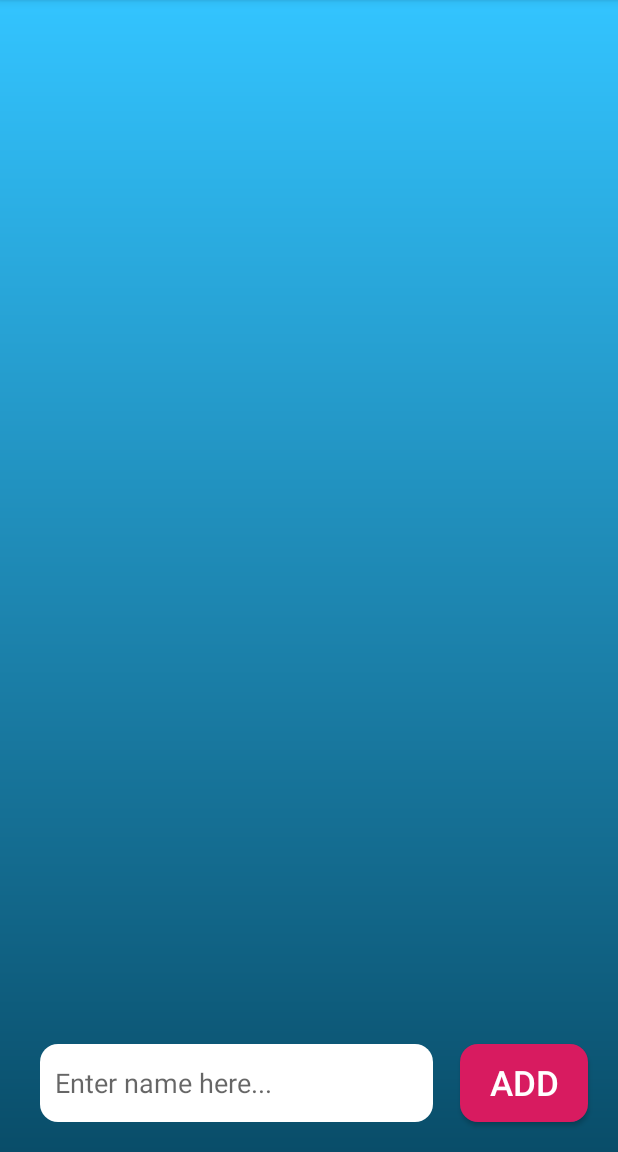
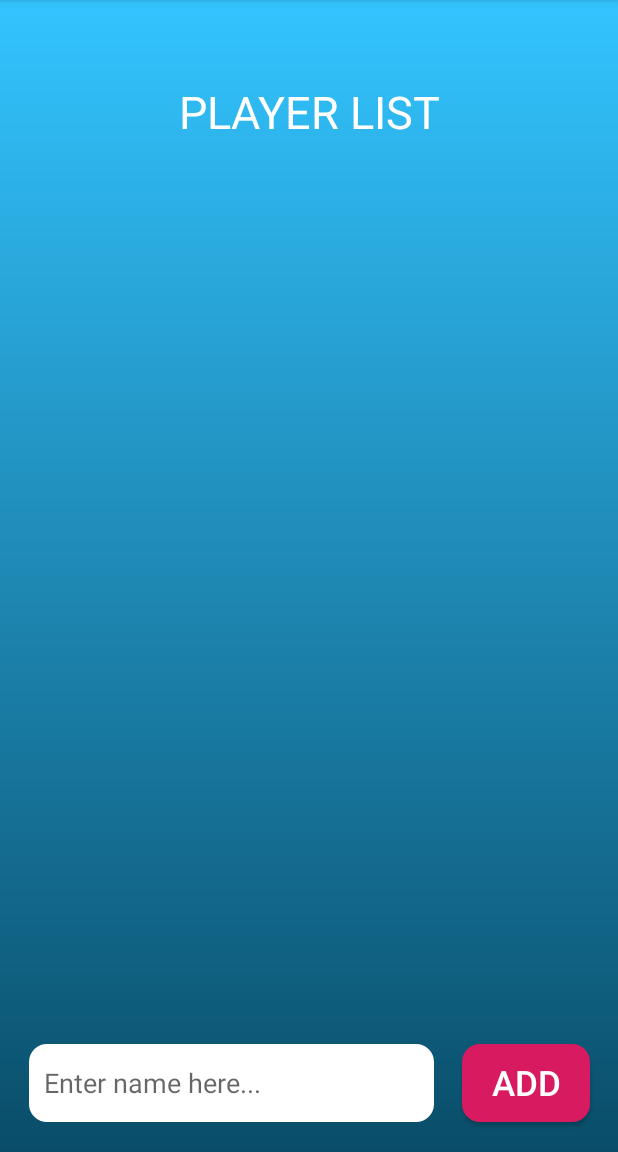
Before and after one commit to dawsonaraujo13/BoardTime, an Android app: the PlayersActivity screen opened directly, with no data from a screen before it, on a phone screen of 412 x 824 dp, the part 84-1236 px from its top. Run offline under Robolectric (Android 15) with nearby library versions, the phone set to English and light mode, and no system bars.

Commit message:
Added textview to player list

```diff
--- a/app/src/main/res/layout/activity_players.xml
+++ b/app/src/main/res/layout/activity_players.xml
@@ -10,26 +10,28 @@
     <view
         android:id="@+id/playerList"
         class="androidx.appcompat.app.AlertController$RecycleListView"
-        android:layout_width="384dp"
-        android:layout_height="572dp"
+        android:layout_width="374dp"
+        android:layout_height="521dp"
         app:layout_constraintBottom_toTopOf="@+id/add"
         app:layout_constraintLeft_toLeftOf="parent"
         app:layout_constraintRight_toRightOf="parent"
-        app:layout_constraintTop_toTopOf="parent">
+        app:layout_constraintTop_toBottomOf="@+id/textView">
 
     </view>
 
     <EditText
         android:id="@+id/nameInput"
-        android:layout_width="262dp"
+        android:layout_width="270dp"
         android:layout_height="52dp"
         android:background="@drawable/roundbuttonwhite"
         android:hint="Enter name here..."
         android:paddingLeft="10dp"
+        android:layout_marginBottom="8dp"
         app:layout_constraintBottom_toBottomOf="@+id/add"
         app:layout_constraintHorizontal_bias="0.592"
         app:layout_constraintLeft_toLeftOf="parent"
         app:layout_constraintRight_toLeftOf="@+id/add"
+        app:layout_constraintStart_toStartOf="@+id/playerList"
         app:layout_constraintTop_toTopOf="@+id/add"
         app:layout_constraintVertical_bias="0.0">
 
@@ -39,15 +41,30 @@
         android:id="@+id/add"
         android:layout_width="85dp"
         android:layout_height="52dp"
-        android:layout_margin="20dp"
-        android:layout_marginRight="28dp"
         android:layout_marginBottom="20dp"
         android:background="@drawable/roundbuttonaccent"
         android:text="Add"
         android:textColor="#FFFFFF"
         android:textSize="23dp"
         app:layout_constraintBottom_toBottomOf="parent"
+        app:layout_constraintEnd_toEndOf="@+id/playerList"
         app:layout_constraintRight_toRightOf="parent">
 
     </Button>
+
+    <TextView
+        android:id="@+id/textView"
+        android:layout_width="wrap_content"
+        android:layout_height="50dp"
+        android:layout_marginTop="16dp"
+        android:layout_marginBottom="8dp"
+        android:text="PLAYER LIST"
+        android:textColor="#FFFFFF"
+        android:textSize="30dp"
+        android:gravity="center_vertical"
+        app:layout_constraintBottom_toTopOf="@+id/playerList"
+        app:layout_constraintEnd_toEndOf="@+id/playerList"
+        app:layout_constraintStart_toStartOf="@+id/playerList"
+        app:layout_constraintTop_toTopOf="parent" />
+
 </androidx.constraintlayout.widget.ConstraintLayout>
```
